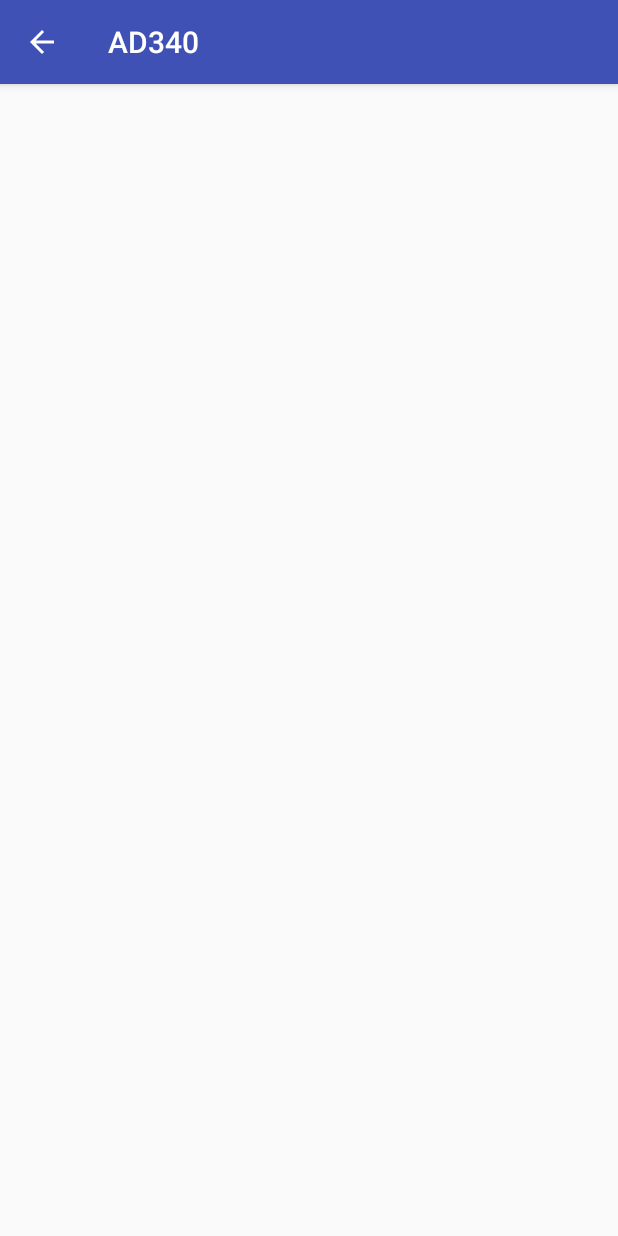
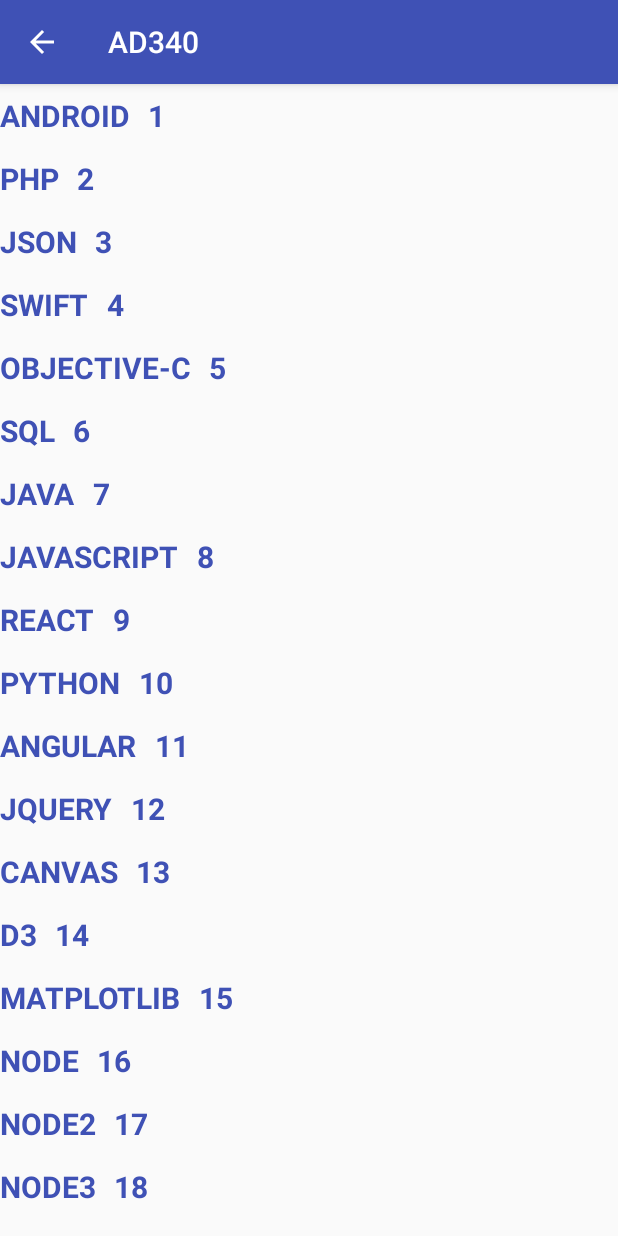
Before and after one commit to just255/AD340, an Android app: the RecyclerActivity screen opened directly, with no data from a screen before it, on a phone screen of 412 x 824 dp. Run offline under Robolectric (Android 15) with nearby library versions, the phone set to English and light mode, and no system bars.

Commit message:
Recycler View

```diff
--- a/app/src/main/java/com/justinsimmons/myapplication/RecyclerActivity.java
+++ b/app/src/main/java/com/justinsimmons/myapplication/RecyclerActivity.java
@@ -1,7 +1,13 @@
 package com.justinsimmons.myapplication;
 
+import android.content.Context;
 import android.os.Bundle;
 import android.support.v7.app.AppCompatActivity;
+import android.support.v7.widget.LinearLayoutManager;
+import android.support.v7.widget.RecyclerView;
+import android.view.View;
+import android.view.ViewGroup;
+import android.widget.TextView;
 
 /**
  * Created by just_ on 4/26/2017.
@@ -9,9 +15,92 @@ import android.support.v7.app.AppCompatActivity;
 
 public class RecyclerActivity extends AppCompatActivity {
 
+    Context context;
+    RecyclerView recyclerView;
+    RecyclerView.Adapter recyclerViewAdapter;
+    RecyclerView.LayoutManager recylerViewLayoutManager;
+
+    // 2D data array
+    String[][] subjects =
+            {
+                    { "ANDROID", "1" },
+                    { "PHP", "2" },
+                    { "JSON", "3" },
+                    { "SWIFT", "4" },
+                    { "OBJECTIVE-C", "5" },
+                    { "SQL", "6" },
+                    { "JAVA", "7" },
+                    { "JAVASCRIPT", "8" },
+                    { "REACT", "9" },
+                    { "PYTHON", "10" },
+                    { "ANGULAR", "11" },
+                    { "JQUERY", "12" },
+                    { "CANVAS", "13" },
+                    { "D3", "14" },
+                    { "MATPLOTLIB", "15" },
+                    { "NODE", "16" },
+                    { "NODE2", "17" },
+                    { "NODE3", "18" },
+                    { "NODE4", "19" },
+                    { "NODE5", "20" }
+            };
+
     @Override
     protected void onCreate(Bundle savedInstanceState) {
         super.onCreate(savedInstanceState);
         setContentView(R.layout.recycler_activity);
+
+        context = getApplicationContext();
+
+        recyclerView = (RecyclerView) findViewById(R.id.recyclerView);
+        recylerViewLayoutManager = new LinearLayoutManager(context);
+
+        // use a linear layout manager
+        recylerViewLayoutManager = new LinearLayoutManager(this);
+        recyclerView.setLayoutManager(recylerViewLayoutManager);
+
+        recyclerViewAdapter = new RecyclerAdapter();
+        recyclerView.setAdapter(recyclerViewAdapter);
+    }
+    public class RecyclerAdapter extends RecyclerView.Adapter<RecyclerAdapter.ViewHolder> {
+
+        public class ViewHolder extends RecyclerView.ViewHolder {
+            // each data item is just a string in this case
+            public TextView mTitle;
+            public TextView mDetail;
+            public ViewHolder(View v) {
+                super(v);
+                mTitle = (TextView) v.findViewById(R.id.subject_1);
+                mDetail = (TextView) v.findViewById(R.id.subject_2);
+            }
+        }
+
+        @Override
+        public RecyclerAdapter.ViewHolder onCreateViewHolder(ViewGroup parent, int viewType){
+
+            // Inflate the view for this view holder
+            View item = getLayoutInflater().inflate(R.layout.list_item2, parent,
+                    false);
+
+            // Call the view holder's constructor, and pass the view to it;
+            // return that new view holder
+            ViewHolder vh = new ViewHolder(item);
+            return vh;
+        }
+
+        // Replace the contents of a view (invoked by the layout manager)
+        @Override
+        public void onBindViewHolder(ViewHolder holder, int position) {
+            // - get element from your dataset at this position
+            // - replace the contents of the view with that element
+            holder.mTitle.setText(subjects[position][0]);
+            holder.mDetail.setText(subjects[position][1]);
+        }
+
+        // Return the size of your dataset (invoked by the layout manager)
+        @Override
+        public int getItemCount() {
+            return subjects.length;
+        }
+    }
 }
-}
--- /dev/null
+++ b/app/src/main/res/layout/list_item2.xml
@@ -0,0 +1,31 @@
+<?xml version="1.0" encoding="utf-8"?>
+<RelativeLayout xmlns:android="http://schemas.android.com/apk/res/android"
+    android:orientation="horizontal" android:layout_width="match_parent"
+    android:layout_height="wrap_content">
+
+    <TextView
+        android:id="@+id/subject_1"
+        android:layout_width="wrap_content"
+        android:layout_height="wrap_content"
+        android:layout_marginTop="7dp"
+        android:layout_marginBottom="7dp"
+        android:layout_gravity="left"
+        android:textSize="20dp"
+        android:textStyle="bold"
+        android:textColor="@color/colorPrimary"
+        />
+
+    <TextView
+        android:id="@+id/subject_2"
+        android:layout_toRightOf="@+id/subject_1"
+        android:layout_width="wrap_content"
+        android:layout_height="wrap_content"
+        android:layout_gravity="right"
+        android:layout_marginLeft="12dp"
+        android:layout_marginTop="7dp"
+        android:layout_marginBottom="7dp"
+        android:textColor="@color/colorPrimary"
+        android:textSize="20dp"
+        android:textStyle="bold" />
+
+</RelativeLayout>
--- a/app/src/main/res/layout/recycler_activity.xml
+++ b/app/src/main/res/layout/recycler_activity.xml
@@ -7,5 +7,6 @@
 
     <android.support.v7.widget.RecyclerView
         android:layout_width="match_parent"
-        android:layout_height="match_parent" />
+        android:layout_height="match_parent"
+        android:id="@+id/recyclerView"/>
 </LinearLayout>
```
